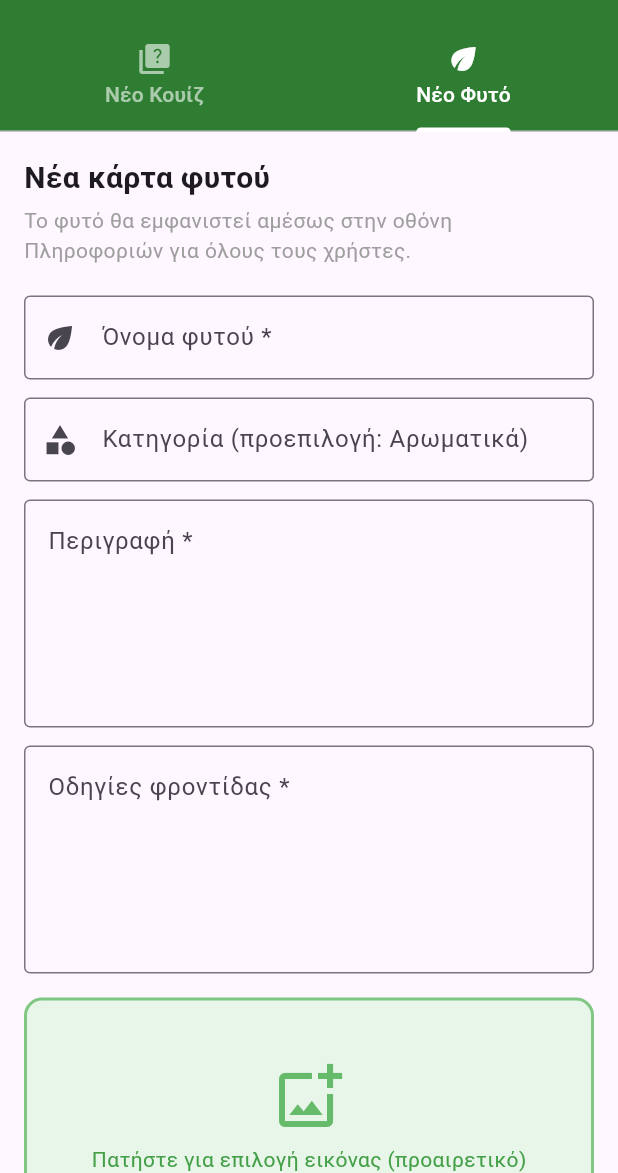
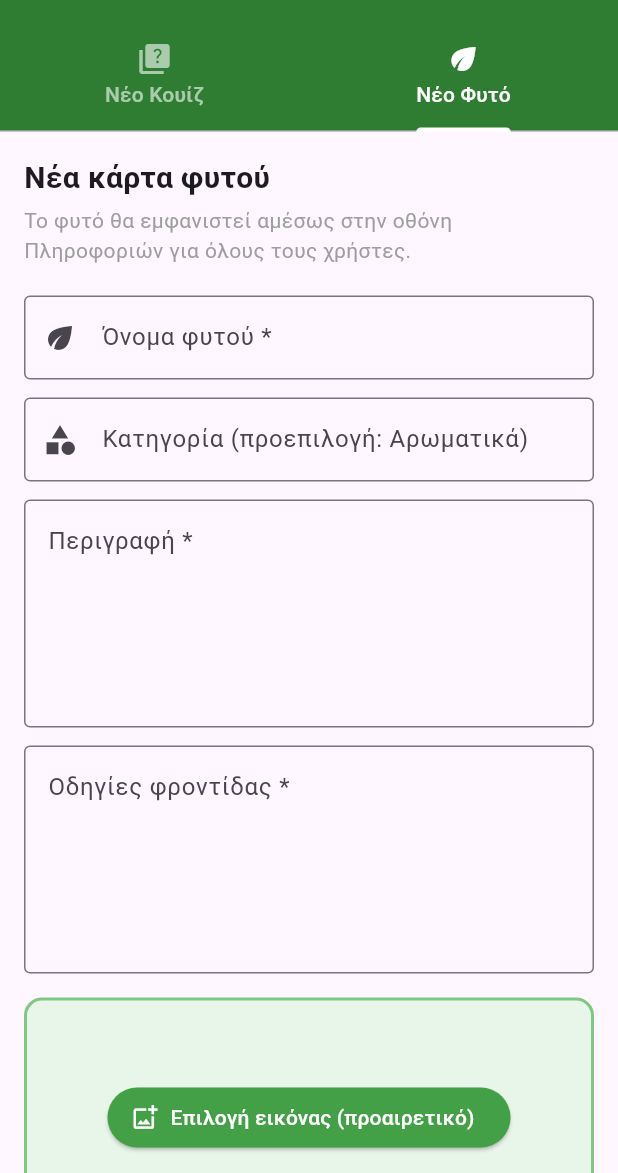
Before and after one commit to tullyj2005-eng/SHPP-Gardening, a Flutter app: the AdminPanel screen opened directly, tab 2 chosen, on a phone screen of 412 x 824 dp, the part 63-1236 px from its top. Run offline on Flutter 3.47's test engine with Material 3 defaults, Android fonts, the phone set to English and light mode, and no system bars; our stand-ins replace audioplayers, cloud_firestore, firebase_auth, firebase_core, firebase_storage, image_picker; accounts and stored records are empty.

Commit message:
Fix the upload and music

```diff
--- a/shpp_gardening/lib/Plants.dart
+++ b/shpp_gardening/lib/Plants.dart
@@ -90,7 +90,7 @@ Widget rosemary(BuildContext context, VoidCallback onTrack) {
         children: [
           Padding(
             padding: const EdgeInsets.all(8.0),
-            child: Image.asset('assets/ROSEMARY.jpg', width: 150, height: 150, fit: BoxFit.contain),
+            child: Image.asset('assets/Rosemary.jpg', width: 150, height: 150, fit: BoxFit.contain),
           ),
           const Text(
             plantName,
@@ -133,7 +133,7 @@ Widget dittany(BuildContext context, VoidCallback onTrack) {
         children: [
           Padding(
             padding: const EdgeInsets.all(8.0),
-            child: Image.asset('assets/Leaf (1).png', width: 150, height: 150, fit: BoxFit.contain),
+            child: Image.asset('assets/Dittany.png', width: 150, height: 150, fit: BoxFit.contain),
           ),
           const Text(
             plantName,
@@ -216,7 +216,7 @@ Widget oregano(BuildContext context, VoidCallback onTrack) {
         children: [
           Padding(
             padding: const EdgeInsets.all(8.0),
-            child: Image.asset('assets/Leaf (1).png', width: 150, height: 150, fit: BoxFit.contain),
+            child: Image.asset('assets/Oregano.png', width: 150, height: 150, fit: BoxFit.contain),
           ),
           const Text(
             plantName,
--- a/shpp_gardening/lib/admin_panel.dart
+++ b/shpp_gardening/lib/admin_panel.dart
@@ -428,9 +428,8 @@ class _PlantCreatorTabState extends State<_PlantCreatorTab> {
         const SizedBox(height: 16),
 
         // --- IMAGE PICKER ---
-        GestureDetector(
-          onTap: _pickImage,
-          child: Container(
+        // Using a real button so the browser allows the file dialog on gh-pages
+        Container(
           height: 160,
           decoration: BoxDecoration(
             border: Border.all(color: Colors.green.shade300, width: 2),
@@ -438,32 +437,37 @@ class _PlantCreatorTabState extends State<_PlantCreatorTab> {
             color: Colors.green.shade50,
           ),
           child: _imageBytes != null
-                ? ClipRRect(
+              ? Stack(
+                  children: [
+                    ClipRRect(
                       borderRadius: BorderRadius.circular(10),
-                    child: Image.memory(_imageBytes!, fit: BoxFit.cover, width: double.infinity),
-                  )
-                : Column(
-                    mainAxisAlignment: MainAxisAlignment.center,
-                    children: [
-                      Icon(Icons.add_photo_alternate_outlined, size: 48, color: Colors.green.shade400),
-                      const SizedBox(height: 8),
-                      Text("Πατήστε για επιλογή εικόνας (προαιρετικό)",
-                          style: TextStyle(color: Colors.green.shade600)),
-                    ],
+                      child: Image.memory(_imageBytes!, fit: BoxFit.cover,
+                          width: double.infinity, height: double.infinity),
+                    ),
+                    Positioned(
+                      top: 8, right: 8,
+                      child: GestureDetector(
+                        onTap: () => setState(() { _imageBytes = null; _imageFileName = null; }),
+                        child: Container(
+                          decoration: const BoxDecoration(color: Colors.black54, shape: BoxShape.circle),
+                          child: const Icon(Icons.close, color: Colors.white, size: 20),
                         ),
                       ),
                     ),
-        if (_imageBytes != null) ...[
-          const SizedBox(height: 6),
-          TextButton.icon(
-            onPressed: () => setState(() {
-              _imageBytes = null;
-              _imageFileName = null;
-            }),
-            icon: const Icon(Icons.close, size: 16, color: Colors.redAccent),
-            label: const Text("Αφαίρεση εικόνας", style: TextStyle(color: Colors.redAccent)),
+                  ],
+                )
+              : Center(
+                  child: ElevatedButton.icon(
+                    onPressed: _pickImage,
+                    icon: const Icon(Icons.add_photo_alternate_outlined),
+                    label: const Text("Επιλογή εικόνας (προαιρετικό)"),
+                    style: ElevatedButton.styleFrom(
+                      backgroundColor: Colors.green.shade600,
+                      foregroundColor: Colors.white,
                     ),
-        ],
+                  ),
+                ),
+        ),
 
         const SizedBox(height: 24),
 
--- a/shpp_gardening/lib/home_page.dart
+++ b/shpp_gardening/lib/home_page.dart
@@ -309,7 +309,7 @@ class _HomeScreenState extends State<HomeScreen> {
                   );
                 }
               },
-              child: Text(code == "---" ? "Δημιουργία" : "Refresh"),
+              child: Text(code == "---" ? "Δημιουργία" : "Ανανέωση"),
             ),
           ],
         );
--- a/shpp_gardening/lib/main.dart
+++ b/shpp_gardening/lib/main.dart
@@ -177,6 +177,7 @@ class _HomePageState extends State<HomePage> {
         ];
 
         return GestureDetector(
+          behavior: HitTestBehavior.translucent,
           onTap: () {
             if (!_musicStarted && !ThemeManager.isMuted.value) {
               _musicStarted = true;
```
Also changed, not shown: shpp_gardening/lib/quiz_play_view.dart (+5 -5 lines). Lines whose indentation alone changed are shown as unchanged.
